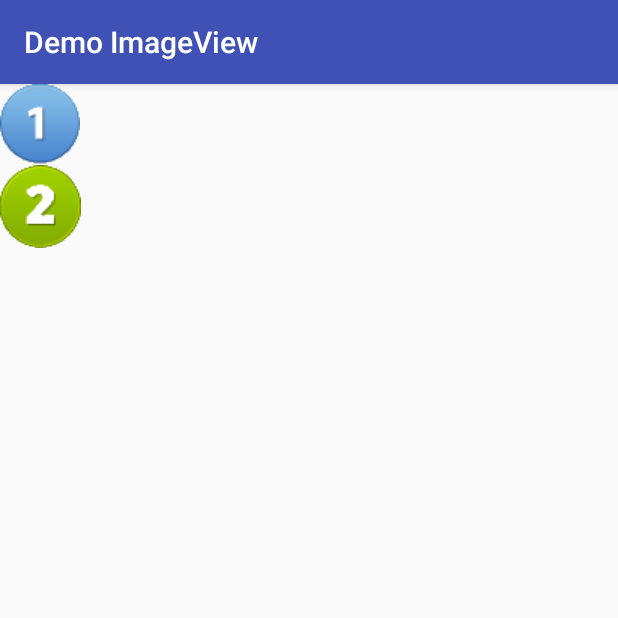
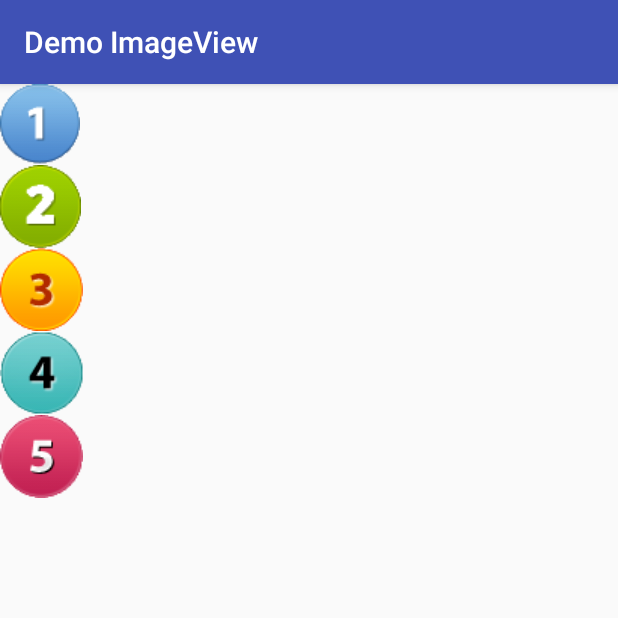
Before and after one commit to 15004543/DemoImageView, an Android app: the screen it shows after launch (MainActivity), on a phone screen of 412 x 824 dp, the top half of it. Run offline under Robolectric (Android 15) with nearby library versions, the phone set to English and light mode, and no system bars.

Commit message:
Initial Commit

```diff
--- a/app/src/main/java/sg/edu/rp/c347/demoimageview/MainActivity.java
+++ b/app/src/main/java/sg/edu/rp/c347/demoimageview/MainActivity.java
@@ -6,14 +6,16 @@ import android.widget.ImageView;
 
 public class MainActivity extends AppCompatActivity {
 
-    ImageView ivDay2;
+    ImageView ivDay2, ivDay4;
 
     @Override
     protected void onCreate(Bundle savedInstanceState) {
         super.onCreate(savedInstanceState);
         setContentView(R.layout.activity_main);
         ivDay2 = (ImageView) findViewById(R.id.imageView2);
+        ivDay4 = (ImageView) findViewById(R.id.imageView4);
         ivDay2.setImageResource(R.drawable.day2);
+        ivDay4.setImageResource(R.drawable.day4);
 
 
     }
--- a/app/src/main/res/layout/activity_main.xml
+++ b/app/src/main/res/layout/activity_main.xml
@@ -18,4 +18,21 @@
         android:layout_width="wrap_content"
         android:layout_height="wrap_content"/>
 
+    <ImageView
+        android:id="@+id/imageView3"
+        android:layout_width="wrap_content"
+        android:layout_height="wrap_content"
+        app:srcCompat="@drawable/day3" />
+
+    <ImageView
+        android:id="@+id/imageView4"
+        android:layout_width="wrap_content"
+        android:layout_height="wrap_content"/>
+
+    <ImageView
+        android:id="@+id/imageView5"
+        android:layout_width="wrap_content"
+        android:layout_height="wrap_content"
+        app:srcCompat="@drawable/day5" />
+
 </LinearLayout>
```
